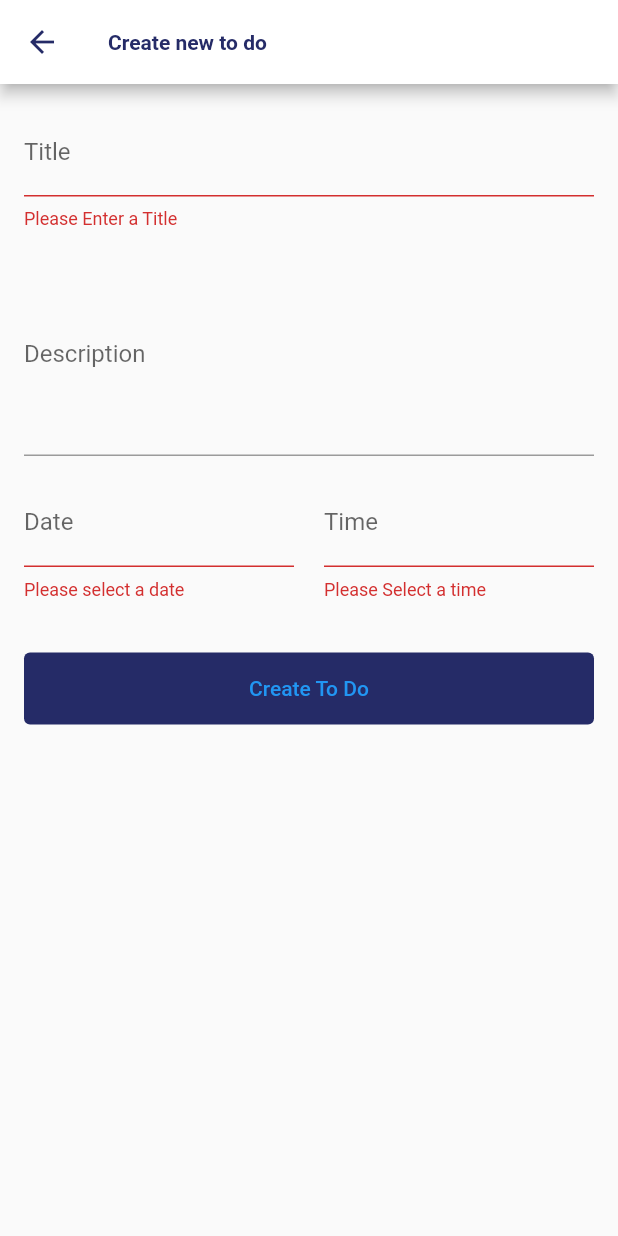
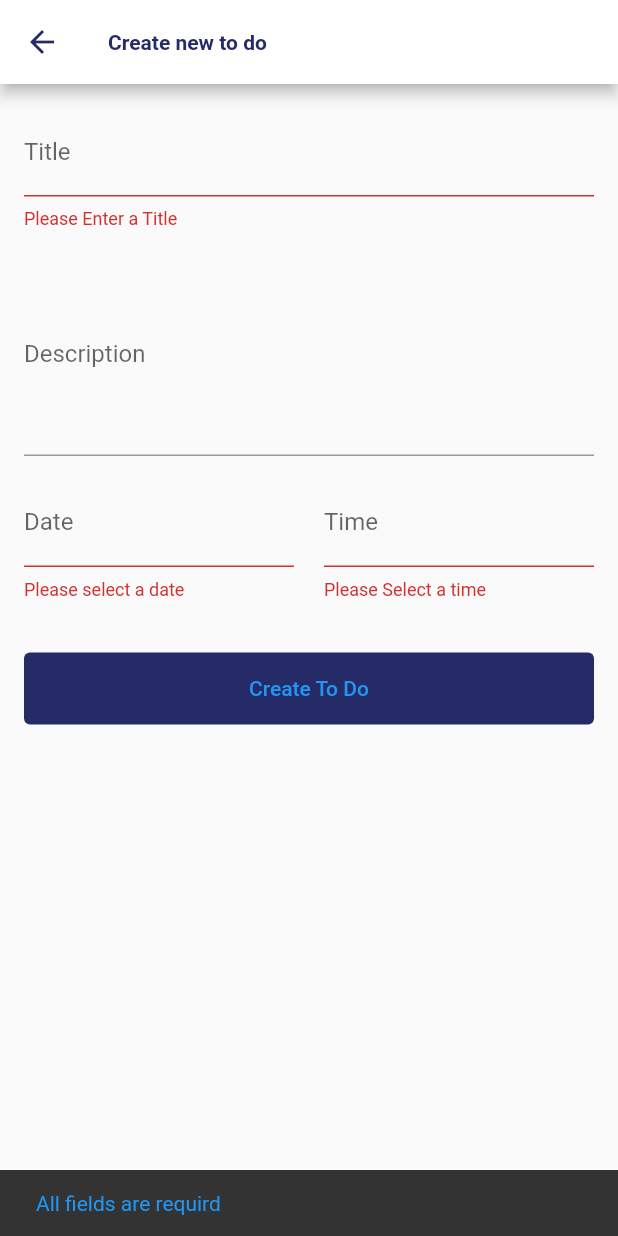
Before and after one commit to Kwakuciti/Kwakuciti, a Flutter app: the CreateToDo screen opened directly, after a tap on "Create To Do", on a phone screen of 412 x 824 dp. Run offline on Flutter 3.47's test engine with Material 2 defaults, Android fonts, the phone set to English and light mode, and no system bars; our stand-ins replace modal_bottom_sheet; network calls fail.

Commit message:
create_todo context

```diff
--- a/lib/views/create_todo.dart
+++ b/lib/views/create_todo.dart
@@ -17,6 +17,8 @@ class _CreateToDoState extends State<CreateToDo> {
   final TextEditingController _dateController = TextEditingController();
   final GlobalKey<FormState> _formkey = GlobalKey();
   final TodoController _todoController = TodoController();
+
+  set isloading(bool isloading) {}
   @override
   Widget build(BuildContext context) {
     return Scaffold(
@@ -154,8 +156,35 @@ class _CreateToDoState extends State<CreateToDo> {
                         title: _timeController.text,
                          description: _descriptionController.text,
                           dateTime: dateTime);
+                          setState(() {
+                            isloading = false;
+                          });
+                      if (isSucessful) {
+                        // do something
+                        _titleController.clear();
+                        _descriptionController.clear();
+                        _dateController.clear();
+                        _timeController.clear();
+                        SnackBar snackBar = const SnackBar(content: Text('Todo created successfuliy',
+                        style: TextStyle(color: Colors.green),
+                        ));
+                          ScaffoldMessenger.of(context).showSnackBar(snackBar);
+                      } else {
+                        //failed
+                        SnackBar snackBar = const SnackBar(content: Text('Failed to create Todo',
+                        style: TextStyle(color: Colors.red),
+                        ));
+                        ScaffoldMessenger.of(context).showSnackBar(snackBar);
+                      }
+                  }
+                  else{
+                    SnackBar snackBar = const SnackBar(content: Text('All fields are requird',
+                    style:  TextStyle(color: Colors.blue),
+                    ));
+                    ScaffoldMessenger.of(context).showSnackBar(snackBar);
+                  }
 
-                  }
+
                 },
                 child: Text(
                   'Create To Do',
```
